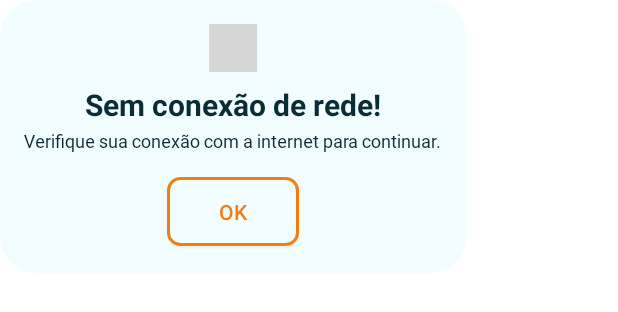
After one commit to AlefCSM/CityTravelTracker, an Android app: the layout card_alert.xml on its own in the app's theme, with its tools: preview values and no code run, on a phone screen of 412 x 824 dp. The commit adds this screen. Shown: the top 312 px of the screen. Run offline under Robolectric (Android 15) with nearby library versions, the phone set to English and light mode, and no system bars; grey boxes are pictures that could not be loaded.

Commit message:
alert dialog

```diff
--- a/app/src/main/java/com/alefmoreira/citytraveltracker/util/components/AMConfirmationDialog.kt
+++ b/app/src/main/java/com/alefmoreira/citytraveltracker/util/components/dialogs/AMConfirmationDialog.kt
@@ -1,4 +1,4 @@
-package com.alefmoreira.citytraveltracker.util.components
+package com.alefmoreira.citytraveltracker.util.components.dialogs
 
 import android.app.Dialog
 import android.content.Context
--- /dev/null
+++ b/app/src/main/res/layout/card_alert.xml
@@ -0,0 +1,38 @@
+<?xml version="1.0" encoding="utf-8"?>
+<androidx.appcompat.widget.LinearLayoutCompat xmlns:android="http://schemas.android.com/apk/res/android"
+    android:layout_width="wrap_content"
+    android:layout_height="wrap_content"
+    android:background="@drawable/shape_card"
+    android:gravity="center"
+    android:orientation="vertical"
+    android:padding="@dimen/fragment_horizontal_padding">
+
+    <androidx.appcompat.widget.AppCompatImageView
+        android:layout_width="32dp"
+        android:layout_height="32dp"
+        android:layout_marginBottom="8dp"
+        android:src="@drawable/ic_alert" />
+
+    <androidx.appcompat.widget.AppCompatTextView
+        android:id="@+id/txt_title"
+        android:layout_width="wrap_content"
+        android:layout_height="wrap_content"
+        style="@style/BigTextPrimaryColor"
+        android:layout_marginBottom="2dp"
+        android:text="@string/no_network_connection" />
+
+    <androidx.appcompat.widget.AppCompatTextView
+        android:id="@+id/txt_msg"
+        android:layout_width="wrap_content"
+        android:layout_height="wrap_content"
+        style="@style/SmallTextPrimaryColor"
+        android:text="@string/verify_network_connection" />
+
+    <androidx.appcompat.widget.AppCompatButton
+        android:id="@+id/btn_ok"
+        android:layout_width="wrap_content"
+        android:layout_height="wrap_content"
+        style="@style/OrangeButtonOutline"
+        android:layout_marginTop="16dp"
+        android:text="@string/ok" />
+</androidx.appcompat.widget.LinearLayoutCompat>
--- a/app/src/main/res/values/strings.xml
+++ b/app/src/main/res/values/strings.xml
@@ -18,5 +18,8 @@
     <string name="cancel">Cancelar</string>
     <string name="exclude">Excluir</string>
     <string name="exit">Sair</string>
+    <string name="ok">OK</string>
+    <string name="no_network_connection">Sem conexão de rede!</string>
+    <string name="verify_network_connection">Verifique sua conexão com a internet para continuar.</string>
 
 </resources>
--- a/app/src/main/res/values/styles.xml
+++ b/app/src/main/res/values/styles.xml
@@ -68,6 +68,10 @@
         <item name="android:textSize">@dimen/big_text</item>
     </style>
 
+    <style name="BigTextPrimaryColor" parent="BigText">
+        <item name="android:textColor">@color/dark_3</item>
+    </style>
+
     <style name="ExtraBigText" parent="TextFontRobotoBold">
         <item name="android:textSize">@dimen/extra_big_text</item>
     </style>
```
Also changed, not shown: app/src/main/java/com/alefmoreira/citytraveltracker/util/components/dialogs/AMAlertDialog.kt (added, +56 -0 lines).
